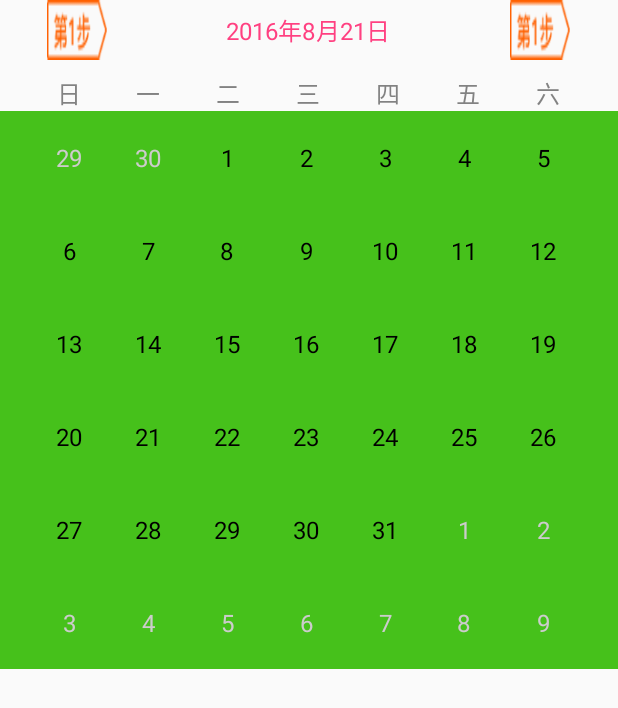
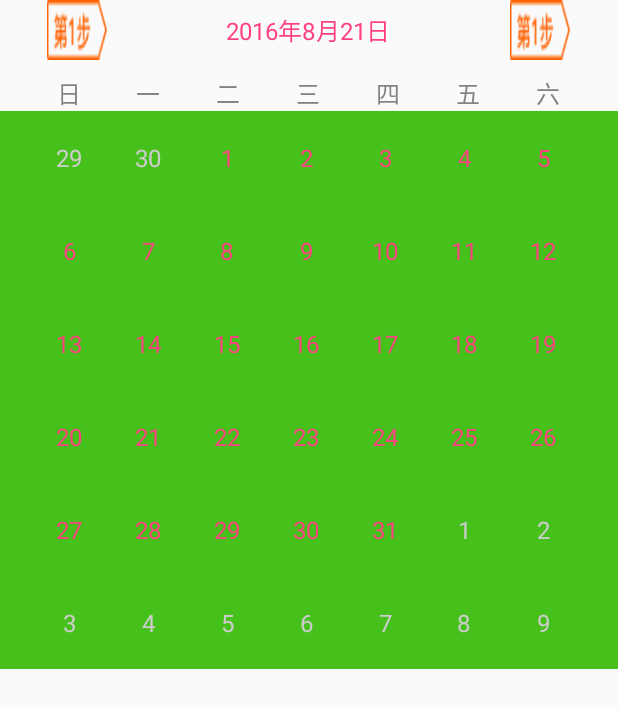
Before and after one commit to payne1107/Test, an Android app: the CalendarActivity screen opened directly, with no data from a screen before it, on a phone screen of 412 x 824 dp. Shown: the top 708 px of the screen. Run offline under Robolectric (Android 15) with nearby library versions, the phone set to English and light mode, and no system bars.

Commit message:
日历修改
日历修改

```diff
--- a/app/src/main/java/test/wd/com/demo/activity/CalendarActivity.java
+++ b/app/src/main/java/test/wd/com/demo/activity/CalendarActivity.java
@@ -5,9 +5,11 @@ import android.support.annotation.Nullable;
 import android.support.v4.app.FragmentActivity;
 import android.util.Log;
 import android.view.View;
+import android.widget.AdapterView;
 import android.widget.GridView;
 import android.widget.ImageView;
 import android.widget.TextView;
+import android.widget.Toast;
 
 import test.wd.com.demo.R;
 import test.wd.com.demo.adapter.DateAdapter;
@@ -58,13 +60,22 @@ public class CalendarActivity extends FragmentActivity implements View.OnClickLi
         dateAdapter = new DateAdapter(this, days, year, month);//传入当前月的年
         record_gridView.setAdapter(dateAdapter);
         record_gridView.setVerticalSpacing(60);
-        record_gridView.setEnabled(false);
+        record_gridView.setEnabled(true);
         /**
          * 以下是初始化其他组件
          */
         record_left = (ImageView) findViewById(R.id.record_left);
         record_right = (ImageView) findViewById(R.id.record_right);
         record_title = (TextView) findViewById(R.id.record_title);
+
+        record_gridView.setOnItemClickListener(new AdapterView.OnItemClickListener() {
+            @Override
+            public void onItemClick(AdapterView<?> parent, View view, int position, long id) {
+                int day = (int) parent.getAdapter().getItem(position);
+                Toast.makeText(CalendarActivity.this,"您点击的是---》" + day,Toast.LENGTH_SHORT).show();
+                dateAdapter.updateTextColor(position);
+            }
+        });
     }
 
 
--- a/app/src/main/java/test/wd/com/demo/adapter/DateAdapter.java
+++ b/app/src/main/java/test/wd/com/demo/adapter/DateAdapter.java
@@ -2,6 +2,8 @@ package test.wd.com.demo.adapter;
 
 import android.content.Context;
 import android.graphics.Color;
+import android.os.Build;
+import android.support.annotation.RequiresApi;
 import android.view.LayoutInflater;
 import android.view.View;
 import android.view.ViewGroup;
@@ -19,6 +21,8 @@ public class DateAdapter  extends BaseAdapter {
     private Context context;
     private int year;
     private int month;
+    private int UPDATE_TEXT_COLOR;
+    private ViewHolder viewHolder;
 
     public DateAdapter(Context context, int[][] days, int year, int month) {
         this.context = context;
@@ -34,6 +38,25 @@ public class DateAdapter  extends BaseAdapter {
         this.month = month;
     }
 
+    public void updateTextColor(int position) {
+        UPDATE_TEXT_COLOR = position;
+        notifyDataSetChanged();
+    }
+
+    /***
+     * 设置选中后的字体颜色和背景色
+     * @param position
+     */
+    @RequiresApi(api = Build.VERSION_CODES.JELLY_BEAN)
+    private void setTextStyle(int position) {
+        if (UPDATE_TEXT_COLOR == position) {
+            viewHolder.date_item.setTextColor(context.getResources().getColor(R.color.ff6000));
+            viewHolder.date_item.setBackground(context.getResources().getDrawable(R.drawable.background_item));
+        } else {
+            viewHolder.date_item.setTextColor(context.getResources().getColor(R.color.colorAccent));
+            viewHolder.date_item.setBackground(context.getResources().getDrawable(R.drawable.background_item));
+        }
+    }
     @Override
     public int getCount() {
         return days.length;
@@ -49,13 +72,15 @@ public class DateAdapter  extends BaseAdapter {
         return i;
     }
 
+    @RequiresApi(api = Build.VERSION_CODES.JELLY_BEAN)
     @Override
     public View getView(int i, View view, ViewGroup viewGroup) {
-        ViewHolder viewHolder;
         if (view == null) {
             view = LayoutInflater.from(context).inflate(R.layout.item_calendar, null);
             viewHolder = new ViewHolder();
             viewHolder.date_item = (TextView) view.findViewById(R.id.date_item);
+
+            setTextStyle(i);
             view.setTag(viewHolder);
         } else {
             viewHolder = (ViewHolder) view.getTag();
--- /dev/null
+++ b/app/src/main/res/drawable/background_item.xml
@@ -0,0 +1,11 @@
+<?xml version="1.0" encoding="utf-8"?>
+<selector xmlns:android="http://schemas.android.com/apk/res/android">
+
+<item android:state_selected="true">
+    <shape android:shape="oval">
+        <solid android:color="#ff737a83"/>
+        </shape>
+    </item>
+
+    <item android:drawable="@android:color/transparent"/>
+</selector>
--- a/app/src/main/res/layout/item_calendar.xml
+++ b/app/src/main/res/layout/item_calendar.xml
@@ -6,6 +6,7 @@
     android:orientation="horizontal">
 
     <TextView
+        android:background="@drawable/background_item"
         android:id="@+id/date_item"
         android:layout_width="wrap_content"
         android:layout_height="wrap_content"
```
